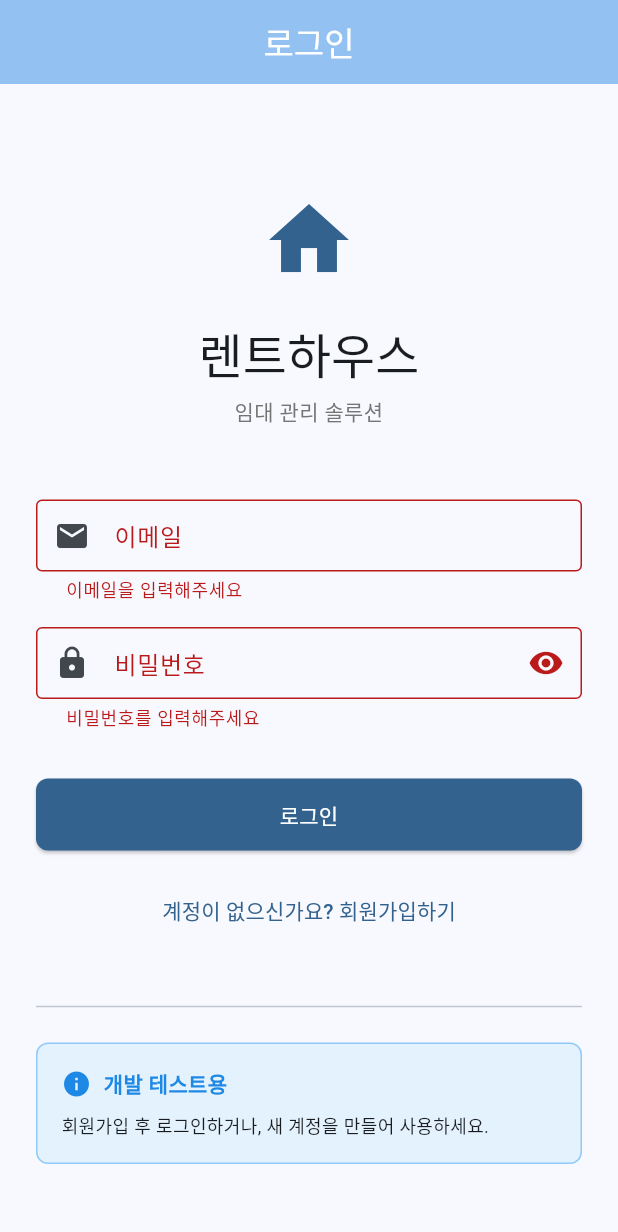
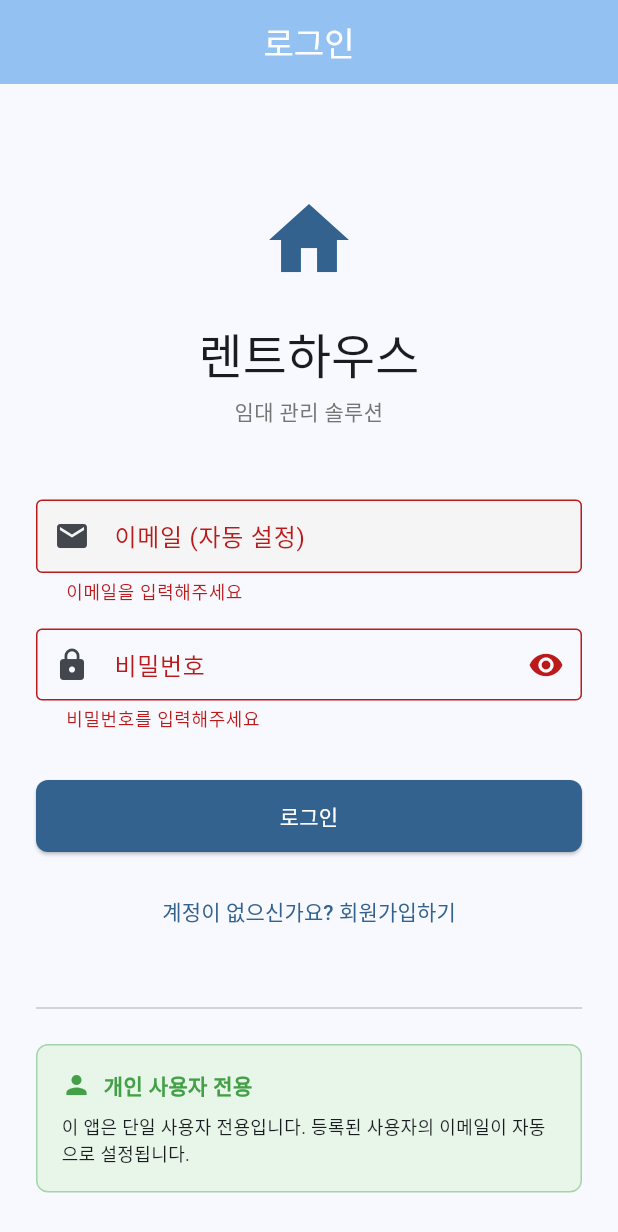
Before and after one commit to youp-han/RentHouse_A, a Flutter app: the screen it shows after launch, after a tap on "로그인", on a phone screen of 412 x 824 dp. Shown: the top 1232 px of the screen. Run offline on Flutter 3.47's test engine with Material 3 defaults, Android fonts, the phone set to English and light mode, and no system bars; our stand-ins replace device_info_plus, dio, drift, flutter_riverpod, flutter_secure_storage, freezed_annotation and 6 more; accounts and stored records are empty; generated files the repository leaves out were written again.

Commit message:
개선사항 - 러그인
 1. 데이터베이스 개선:
    - AppDatabase에 getFirstUser() 메서드 추가
    - 등록 일자순으로 첫 번째 사용자를 조회하는 기능
  2. AuthRepository 개선:
    - getFirstUserEmail() 메서드 추가
    - 단일 사용자 환경에서 등록된 사용자의 이메일을 가져오는 기능
  3. 로그인 화면 개선:
    - 자동 ID 채우기: 앱 실행 시 데이터베이스에서 등록된 사용자의 이메일을 자동으로
  로드
    - 읽기 전용 이메일 필드: 단일 사용자 앱이므로 이메일 변경 불가
    - 시각적 개선: 회색 배경으로 자동 설정됨을 표시
    - 설명 업데이트: "개인 사용자 전용" 안내 메시지로 변경

  사용자 경험 개선:

  이전:
  - 사용자가 매번 이메일을 직접 입력해야 함
  - 일반적인 멀티유저 앱처럼 보임

  개선 후:
  - 앱 시작 시 자동으로 nolnol2@nate.com 이메일이 채워짐
  - 이메일 필드가 읽기 전용으로 설정되어 단일 사용자임을 명확히 함
  - "개인 사용자 전용" 안내로 앱 성격을 명확히 함
  - 비밀번호만 입력하면 바로 로그인 가능

  기술적 특징:

  - 에러 처리: 사용자 정보 로딩 실패 시에도 앱이 정상 작동
  - 비동기 처리: initState에서 비동기로 사용자 이메일 로드
  - UI 일관성: Material Design에 맞는 읽기 전용 필드 스타일링

  이제 단일 사용자 로컬 환경에 최적화된 로그인 화면이 완성되었습니다! 🚀

```diff
--- a/renthouse/lib/core/auth/auth_repository.dart
+++ b/renthouse/lib/core/auth/auth_repository.dart
@@ -142,6 +142,17 @@ class AuthRepository {
     return token != null;
   }
 
+  /// 등록된 첫 번째 사용자의 이메일을 가져옵니다 (단일 사용자 로컬 앱용)
+  Future<String?> getFirstUserEmail() async {
+    try {
+      final user = await _database.getFirstUser();
+      return user?.email;
+    } catch (e) {
+      AppLogger.warning('첫 번째 사용자 이메일 조회 실패', tag: 'Auth', details: e);
+      return null;
+    }
+  }
+
   Future<void> updateUserProfile(auth.UpdateUserRequest request) async {
     final currentUser = await getCurrentUser();
     if (currentUser == null) {
--- a/renthouse/lib/core/database/app_database.dart
+++ b/renthouse/lib/core/database/app_database.dart
@@ -349,6 +349,14 @@ class AppDatabase extends _$AppDatabase {
       return null;
     }
   }
+
+  Future<User?> getFirstUser() async {
+    try {
+      return await (select(users)..orderBy([(t) => OrderingTerm(expression: t.createdAt)])).getSingleOrNull();
+    } catch (e) {
+      return null;
+    }
+  }
   Future<void> insertUser(UsersCompanion user) => into(users).insert(user);
   Future<bool> updateUser(UsersCompanion user) => update(users).replace(user);
   Future<void> deleteUser(String id) => (delete(users)..where((tbl) => tbl.id.equals(id))).go();
--- a/renthouse/lib/features/auth/presentation/login_screen.dart
+++ b/renthouse/lib/features/auth/presentation/login_screen.dart
@@ -3,6 +3,7 @@ import 'package:flutter/services.dart';
 import 'package:flutter_riverpod/flutter_riverpod.dart';
 import 'package:go_router/go_router.dart';
 import 'package:renthouse/features/auth/application/auth_controller.dart';
+import 'package:renthouse/core/auth/auth_repository.dart';
 
 class LoginScreen extends ConsumerStatefulWidget {
   const LoginScreen({super.key});
@@ -19,10 +20,29 @@ class _LoginScreenState extends ConsumerState<LoginScreen> {
   bool _obscurePassword = true;
 
   @override
+  void initState() {
+    super.initState();
+    _loadUserEmail();
+  }
+
+  @override
   void dispose() {
     _emailController.dispose();
     _passwordController.dispose();
     super.dispose();
+  }
+
+  Future<void> _loadUserEmail() async {
+    try {
+      final authRepository = ref.read(authRepositoryProvider);
+      final email = await authRepository.getFirstUserEmail();
+      if (email != null && mounted) {
+        _emailController.text = email;
+      }
+    } catch (e) {
+      // 에러가 있어도 로그인 화면은 정상적으로 표시
+      print('사용자 이메일 로딩 실패: $e');
+    }
   }
 
   String? _validateEmail(String? value) {
@@ -106,16 +126,19 @@ class _LoginScreenState extends ConsumerState<LoginScreen> {
               ),
               const SizedBox(height: 48),
 
-              // 이메일 입력 필드
+              // 이메일 입력 필드 (자동으로 채워짐)
               TextFormField(
                 controller: _emailController,
                 keyboardType: TextInputType.emailAddress,
                 validator: _validateEmail,
+                readOnly: true,  // 단일 사용자 앱이므로 이메일 변경 불가
                 decoration: const InputDecoration(
-                  labelText: '이메일',
-                  hintText: 'example@email.com',
+                  labelText: '이메일 (자동 설정)',
+                  hintText: '등록된 사용자 이메일',
                   prefixIcon: Icon(Icons.email),
                   border: OutlineInputBorder(),
+                  filled: true,
+                  fillColor: Color(0xFFF5F5F5),
                 ),
               ),
               const SizedBox(height: 16),
@@ -170,33 +193,33 @@ class _LoginScreenState extends ConsumerState<LoginScreen> {
               const Divider(),
               const SizedBox(height: 16),
 
-              // 테스트용 안내
+              // 단일 사용자 안내
               Container(
                 padding: const EdgeInsets.all(16),
                 decoration: BoxDecoration(
-                  color: Colors.blue[50],
+                  color: Colors.green[50],
                   borderRadius: BorderRadius.circular(8),
-                  border: Border.all(color: Colors.blue[200]!),
+                  border: Border.all(color: Colors.green[200]!),
                 ),
                 child: Column(
                   crossAxisAlignment: CrossAxisAlignment.start,
                   children: [
                     Row(
                       children: [
-                        Icon(Icons.info, color: Colors.blue[600], size: 20),
+                        Icon(Icons.person, color: Colors.green[600], size: 20),
                         const SizedBox(width: 8),
                         Text(
-                          '개발 테스트용',
+                          '개인 사용자 전용',
                           style: TextStyle(
                             fontWeight: FontWeight.bold,
-                            color: Colors.blue[600],
+                            color: Colors.green[600],
                           ),
                         ),
                       ],
                     ),
                     const SizedBox(height: 8),
                     const Text(
-                      '회원가입 후 로그인하거나, 새 계정을 만들어 사용하세요.',
+                      '이 앱은 단일 사용자 전용입니다. 등록된 사용자의 이메일이 자동으로 설정됩니다.',
                       style: TextStyle(fontSize: 12),
                     ),
                   ],
```
